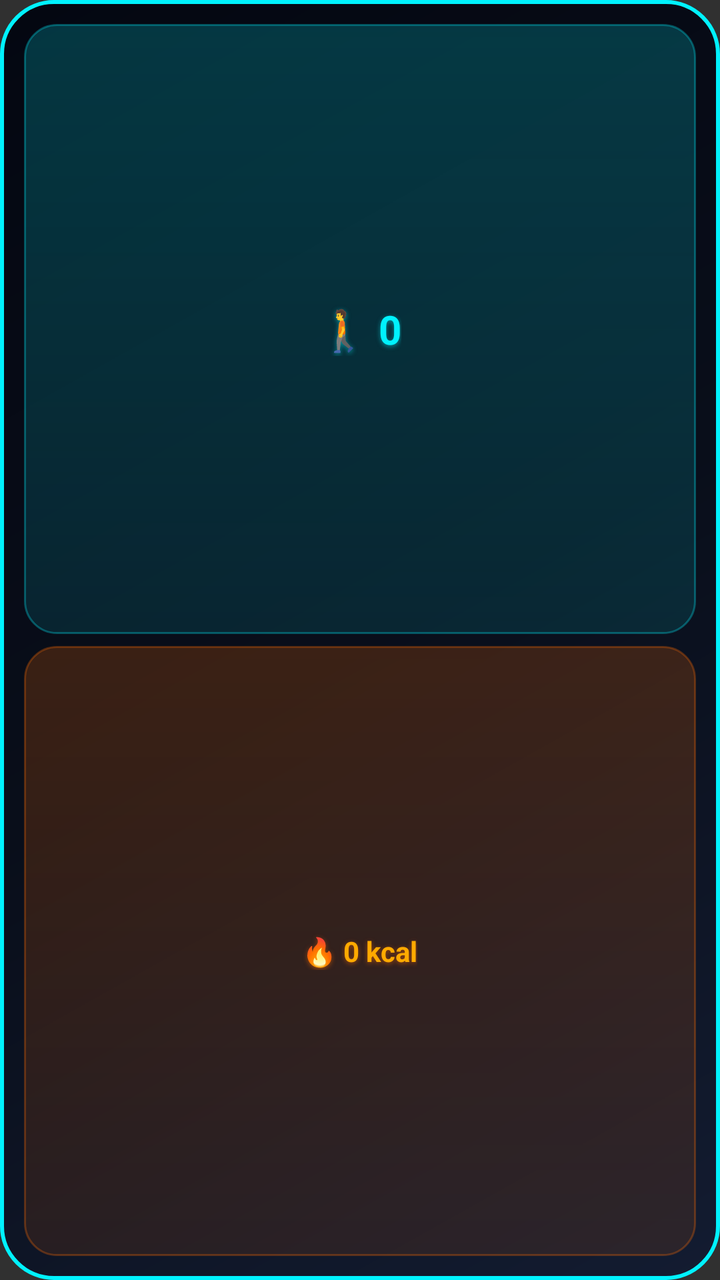
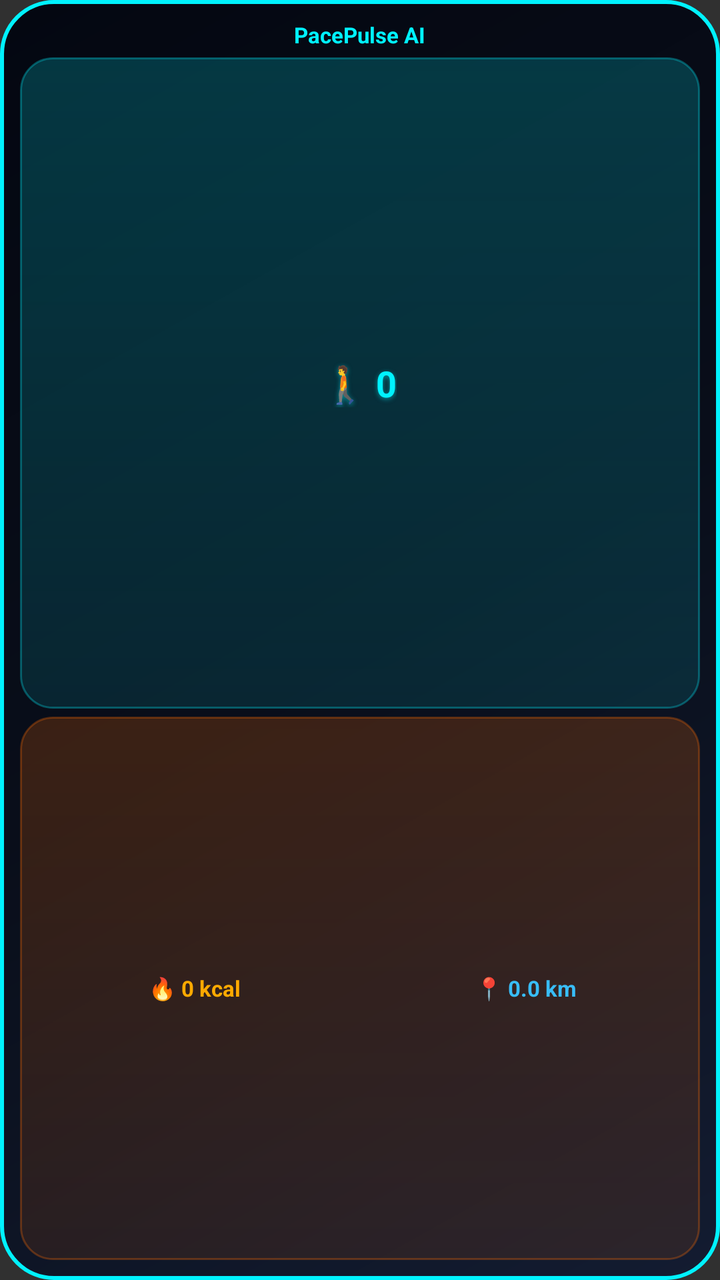

Compare the two renders of this Android layout. The source of the first and the diff that turns it into the second are given below.
<!-- AndroidManifest.xml: application theme android:Theme.Material.NoActionBar -->
<!-- res/layout/pace_pulse_widget_solid.xml -->
<?xml version="1.0" encoding="utf-8"?>
<LinearLayout xmlns:android="http://schemas.android.com/apk/res/android"
    android:id="@+id/widget_root"
    android:layout_width="match_parent"
    android:layout_height="match_parent"
    android:orientation="vertical"
    android:padding="12dp"
    android:background="@drawable/widget_background_solid"
    android:gravity="center">

    
    <LinearLayout
        android:layout_width="match_parent"
        android:layout_height="0dp"
        android:layout_weight="1"
        android:orientation="vertical"
        android:gravity="center"
        android:background="@drawable/widget_pill_steps"
        android:padding="6dp"
        android:layout_marginBottom="6dp">

        <TextView
            android:id="@+id/widget_steps"
            android:layout_width="wrap_content"
            android:layout_height="wrap_content"
            android:text="🚶 0"
            android:textColor="#00F2FE"
            android:textSize="20sp"
            android:textStyle="bold"
            android:shadowColor="#8000F2FE"
            android:shadowDx="0"
            android:shadowDy="2"
            android:shadowRadius="6"
            android:gravity="center" />
    </LinearLayout>

    
    <LinearLayout
        android:layout_width="match_parent"
        android:layout_height="0dp"
        android:layout_weight="1"
        android:orientation="vertical"
        android:gravity="center"
        android:background="@drawable/widget_pill_calories"
        android:padding="6dp">

        <TextView
            android:id="@+id/widget_calories"
            android:layout_width="wrap_content"
            android:layout_height="wrap_content"
            android:text="🔥 0 kcal"
            android:textColor="#FFAA00"
            android:textSize="14sp"
            android:textStyle="bold"
            android:shadowColor="#80FF6B00"
            android:shadowDx="0"
            android:shadowDy="2"
            android:shadowRadius="6"
            android:gravity="center" />
    </LinearLayout>

</LinearLayout>
<!-- resources referenced by this layout -->
<resources>
  <!-- drawable widget_background_solid (drawable) -->
  <?xml version="1.0" encoding="utf-8"?>
  <shape xmlns:android="http://schemas.android.com/apk/res/android"
      android:shape="rectangle">
      <gradient
          android:angle="135"
          android:startColor="#131C31"
          android:centerColor="#090E1A"
          android:endColor="#040711"
          android:type="linear" />
      <corners android:radius="26dp" />
      <stroke
          android:width="2dp"
          android:color="#00F2FE" />
  </shape>
  <!-- drawable widget_pill_calories (drawable) -->
  <?xml version="1.0" encoding="utf-8"?>
  <shape xmlns:android="http://schemas.android.com/apk/res/android"
      android:shape="rectangle">
      <gradient
          android:angle="90"
          android:startColor="#1AFF6B00"
          android:endColor="#33FF6B00"
          android:type="linear" />
      <corners android:radius="16dp" />
      <stroke
          android:width="1dp"
          android:color="#4DFF6B00" />
  </shape>
  <!-- drawable widget_pill_steps (drawable) -->
  <?xml version="1.0" encoding="utf-8"?>
  <shape xmlns:android="http://schemas.android.com/apk/res/android"
      android:shape="rectangle">
      <gradient
          android:angle="90"
          android:startColor="#1A00F2FE"
          android:endColor="#3300F2FE"
          android:type="linear" />
      <corners android:radius="16dp" />
      <stroke
          android:width="1dp"
          android:color="#4D00F2FE" />
  </shape>
</resources>

<!-- the commit's change to res/layout/pace_pulse_widget_solid.xml (unified diff, before → after) -->
@@ -4,20 +4,30 @@
     android:layout_width="match_parent"
     android:layout_height="match_parent"
     android:orientation="vertical"
-    android:padding="12dp"
+    android:padding="10dp"
     android:background="@drawable/widget_background_solid"
     android:gravity="center">
+
+    
+    <TextView
+        android:layout_width="wrap_content"
+        android:layout_height="wrap_content"
+        android:text="PacePulse AI"
+        android:textColor="#00F2FE"
+        android:textSize="11sp"
+        android:textStyle="bold"
+        android:layout_marginBottom="4dp" />
 
     
     <LinearLayout
         android:layout_width="match_parent"
         android:layout_height="0dp"
-        android:layout_weight="1"
+        android:layout_weight="1.2"
         android:orientation="vertical"
         android:gravity="center"
         android:background="@drawable/widget_pill_steps"
-        android:padding="6dp"
-        android:layout_marginBottom="6dp">
+        android:padding="4dp"
+        android:layout_marginBottom="4dp">
 
         <TextView
             android:id="@+id/widget_steps"
@@ -25,7 +35,7 @@
             android:layout_height="wrap_content"
             android:text="🚶 0"
             android:textColor="#00F2FE"
-            android:textSize="20sp"
+            android:textSize="18sp"
             android:textStyle="bold"
             android:shadowColor="#8000F2FE"
             android:shadowDx="0"
@@ -39,24 +49,31 @@
         android:layout_width="match_parent"
         android:layout_height="0dp"
         android:layout_weight="1"
-        android:orientation="vertical"
+        android:orientation="horizontal"
         android:gravity="center"
         android:background="@drawable/widget_pill_calories"
-        android:padding="6dp">
+        android:padding="4dp">
 
         <TextView
             android:id="@+id/widget_calories"
-            android:layout_width="wrap_content"
+            android:layout_width="0dp"
             android:layout_height="wrap_content"
+            android:layout_weight="1"
             android:text="🔥 0 kcal"
             android:textColor="#FFAA00"
-            android:textSize="14sp"
+            android:textSize="11sp"
             android:textStyle="bold"
-            android:shadowColor="#80FF6B00"
-            android:shadowDx="0"
-            android:shadowDy="2"
-            android:shadowRadius="6"
+            android:gravity="center" />
+
+        <TextView
+            android:id="@+id/widget_distance"
+            android:layout_width="0dp"
+            android:layout_height="wrap_content"
+            android:layout_weight="1"
+            android:text="📍 0.0 km"
+            android:textColor="#38BDF8"
+            android:textSize="11sp"
+            android:textStyle="bold"
             android:gravity="center" />
     </LinearLayout>
-
 </LinearLayout>
